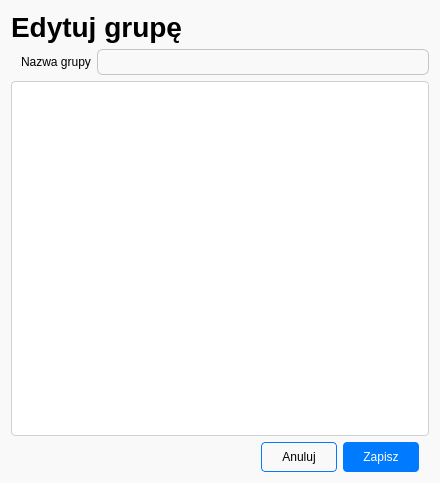
First picture: the form in editgroup.ui, repository Karoleqk/Baza-Kontaktow, before the edit.
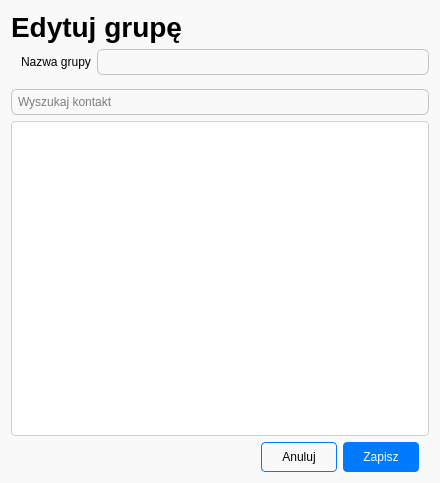
Second picture: the form after the edit.

Commit message: add search functionality to group create/edit forms

What changed in the file:
```diff
--- a/editgroup.ui
+++ b/editgroup.ui
@@ -127,7 +127,7 @@
 	border-color: #0056b3;
 }</string>
   </property>
-  <layout class="QVBoxLayout" name="verticalLayout">
+  <layout class="QVBoxLayout" name="verticalLayout_2">
    <item>
     <widget class="QLabel" name="label">
      <property name="text">
@@ -156,11 +156,25 @@
     </layout>
    </item>
    <item>
+    <layout class="QVBoxLayout" name="verticalLayout">
+     <property name="topMargin">
+      <number>8</number>
+     </property>
+     <item>
+      <widget class="QLineEdit" name="inputSearch">
+       <property name="placeholderText">
+        <string>Wyszukaj kontakt</string>
+       </property>
+      </widget>
+     </item>
+     <item>
     <widget class="QListWidget" name="groupList">
      <property name="selectionMode">
       <enum>QAbstractItemView::SelectionMode::NoSelection</enum>
      </property>
     </widget>
+     </item>
+    </layout>
    </item>
    <item>
     <layout class="QHBoxLayout" name="horizontalLayout_2">
```
Lines whose indentation alone changed are shown as unchanged. The commit also changes 12 other files.
